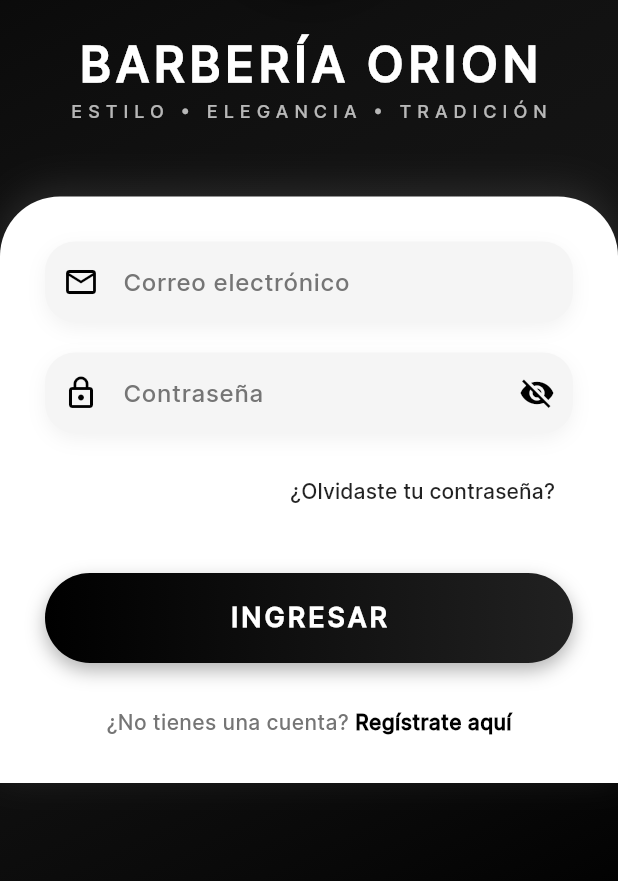
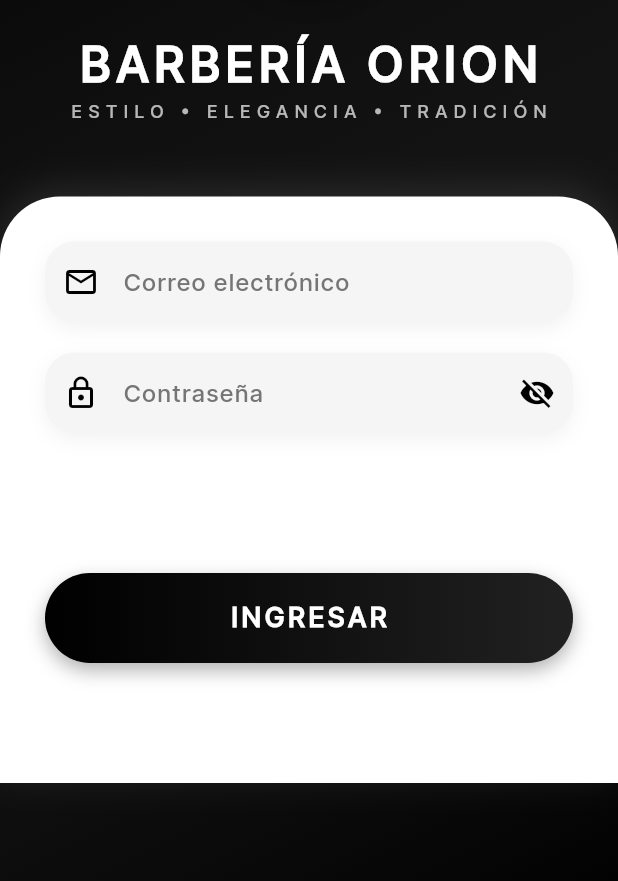
Before and after one commit to Steven11vm/ANDROMEDA-MOVIL0, a Flutter app: the LoginScreen screen opened by its route, on a phone screen of 412 x 824 dp, the part 298-1179 px from its top. Run offline on Flutter 3.47's test engine with Material 3 defaults, Android fonts, the phone set to English and light mode, and no system bars; our stand-ins replace flutter_staggered_animations, google_fonts, table_calendar.

Commit message:
un poco de pedidos

```diff
--- a/lib/Login.dart
+++ b/lib/Login.dart
@@ -236,7 +236,7 @@ class _LoginScreenState extends State<LoginScreen> with SingleTickerProviderStat
                           child: TextButton(
                             onPressed: () {},
                             child: const Text(
-                              '¿Olvidaste tu contraseña?',
+                              '',
                               style: TextStyle(
                                 color: Colors.black87,
                                 fontWeight: FontWeight.w600,
@@ -286,7 +286,7 @@ class _LoginScreenState extends State<LoginScreen> with SingleTickerProviderStat
                           mainAxisAlignment: MainAxisAlignment.center,
                           children: [
                             Text(
-                              '¿No tienes una cuenta? ',
+                              ' ',
                               style: TextStyle(
                                 color: Colors.grey.shade600,
                                 fontSize: 14,
@@ -302,9 +302,9 @@ class _LoginScreenState extends State<LoginScreen> with SingleTickerProviderStat
                                 );
                               },
                               child: const Text(
-                                'Regístrate aquí',
+                                '',
                                 style: TextStyle(
-                                  color: Colors.black,
+
                                   fontWeight: FontWeight.bold,
                                   fontSize: 14,
                                 ),
--- a/lib/Register.dart
+++ b/lib/Register.dart
@@ -91,7 +91,7 @@ class _RegScreenState extends State<RegScreen> with SingleTickerProviderStateMix
                       ),
                       const SizedBox(height: 20),
                       const Text(
-                        'REGISTRARSE',
+                        '',
                         style: TextStyle(
                           fontSize: 28,
                           color: Colors.white,
--- a/lib/main.dart
+++ b/lib/main.dart
@@ -1,7 +1,7 @@
 import 'package:flutter/material.dart';
 import 'package:flutter/services.dart';
 import 'Login.dart';
-import 'Register.dart';
+
 import 'home.dart';
 import 'products.dart';
 import 'sale.dart';
@@ -30,7 +30,7 @@ class MyApp extends StatelessWidget {
       routes: {
         '/': (context) => const WelcomeScreen(),
         '/login': (context) => const LoginScreen(),
-        '/register': (context) => const RegScreen(),
+
         '/Home': (context) => const Home(),
         '/products': (context) => const ProductsPage(),
         '/sales': (context) => const SalesPage(),
@@ -96,7 +96,7 @@ class WelcomeScreen extends StatelessWidget {
           const SizedBox(height: 30),
           GestureDetector(
             onTap: () {
-              Navigator.pushNamed(context, '/register');
+              Navigator.pushNamed(context, '');
             },
             child: Container(
               height: 53,
```
Also changed, not shown: 1 other file.
